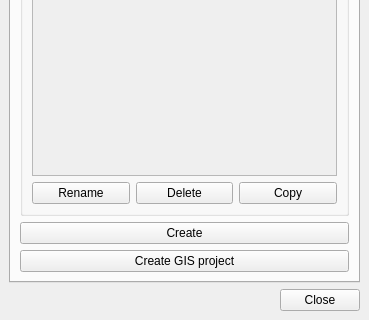
Giswater/giswater_qgis_plugin, file ui/readsql.ui: the form before one commit; both pictures show x 0 to 369 and y 316 to 636 of the 369 by 636 pixel window.
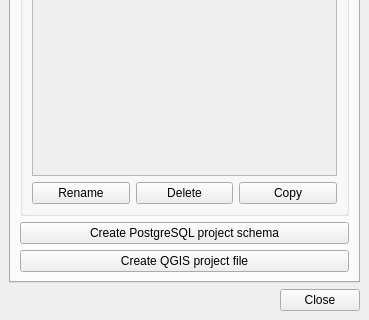
The form after the commit. Icons and pictures are not drawn.

Commit message: Enhancement: Project manager dialogs

Patch:
```diff
--- a/ui/readsql.ui
+++ b/ui/readsql.ui
@@ -273,7 +273,7 @@
            </font>
           </property>
           <property name="text">
-           <string>Create</string>
+           <string>Create PostgreSQL project schema</string>
           </property>
          </widget>
         </item>
@@ -309,7 +309,7 @@
         <item row="4" column="1">
          <widget class="QPushButton" name="btn_gis_create">
           <property name="text">
-           <string>Create GIS project</string>
+           <string>Create QGIS project file</string>
           </property>
          </widget>
         </item>
```
The commit also changes 1 other file.
